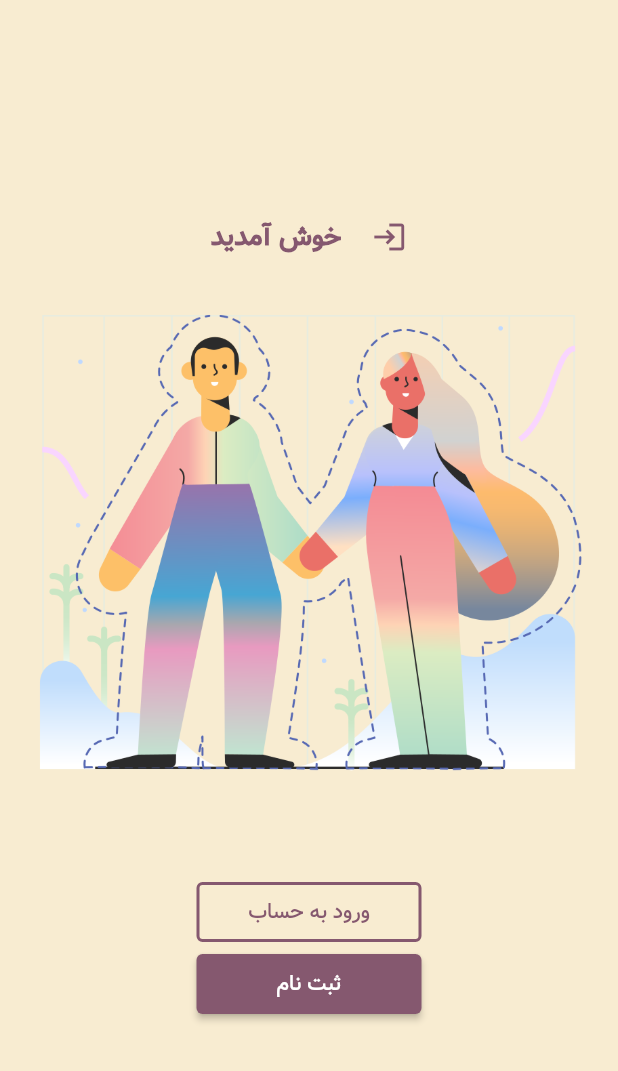
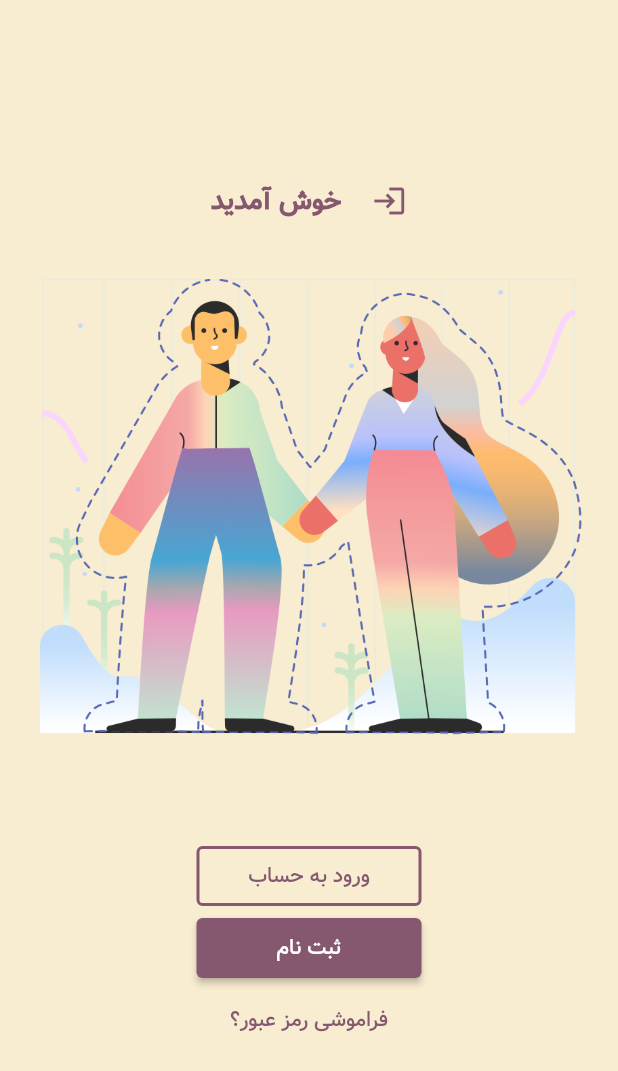
Before and after one commit to Mahsakhodaei/flutter_blog_project-main, a Flutter app: the screen it shows after launch, after a tap on "ورود به حساب", on a phone screen of 412 x 824 dp. Shown: the top 1071 px of the screen. Run offline on Flutter 3.47's test engine with Material 2 defaults, Android fonts, the phone set to English and light mode, and no system bars.

```diff
--- a/lib/login_page.dart
+++ b/lib/login_page.dart
@@ -1,18 +1,10 @@
-import 'dart:js';
-
 import 'package:flutter/material.dart';
 import 'blog_page.dart';
 
 class LoginPage extends StatelessWidget {
   const LoginPage({Key? key}) : super(key: key);
 
-  void navigateToBlogPage(BuildContext context) {
-    Navigator.of(context).push(
-      MaterialPageRoute(
-        builder: (BuildContext context) => BlogScreen(),
-      ),
-    );
-  }
+  void navigateToBlogPage(BuildContext context) {}
 
   @override
   Widget build(BuildContext context) {
@@ -21,15 +13,7 @@ class LoginPage extends StatelessWidget {
       body: SafeArea(
         child: Center(
           child: SingleChildScrollView(
-            child: _grtColumn(),
-          ),
-        ),
-      ),
-    );
-  }
-
-  Widget _grtColumn() {
-    return Column(
+            child: Column(
               mainAxisAlignment: MainAxisAlignment.center,
               children: [
                 _getRow(),
@@ -57,8 +41,21 @@ class LoginPage extends StatelessWidget {
                   ),
                   onPressed: () {},
                   child: Text('ثبت نام'),
+                ),
+                TextButton(
+                  onPressed: () {},
+                  child: Text(
+                    'فراموشی رمز عبور؟',
+                    style: TextStyle(
+                      color: Color(0xFF85586F),
+                    ),
+                  ),
                 )
               ],
+            ),
+          ),
+        ),
+      ),
     );
   }
 
```
Lines whose indentation alone changed are shown as unchanged.
